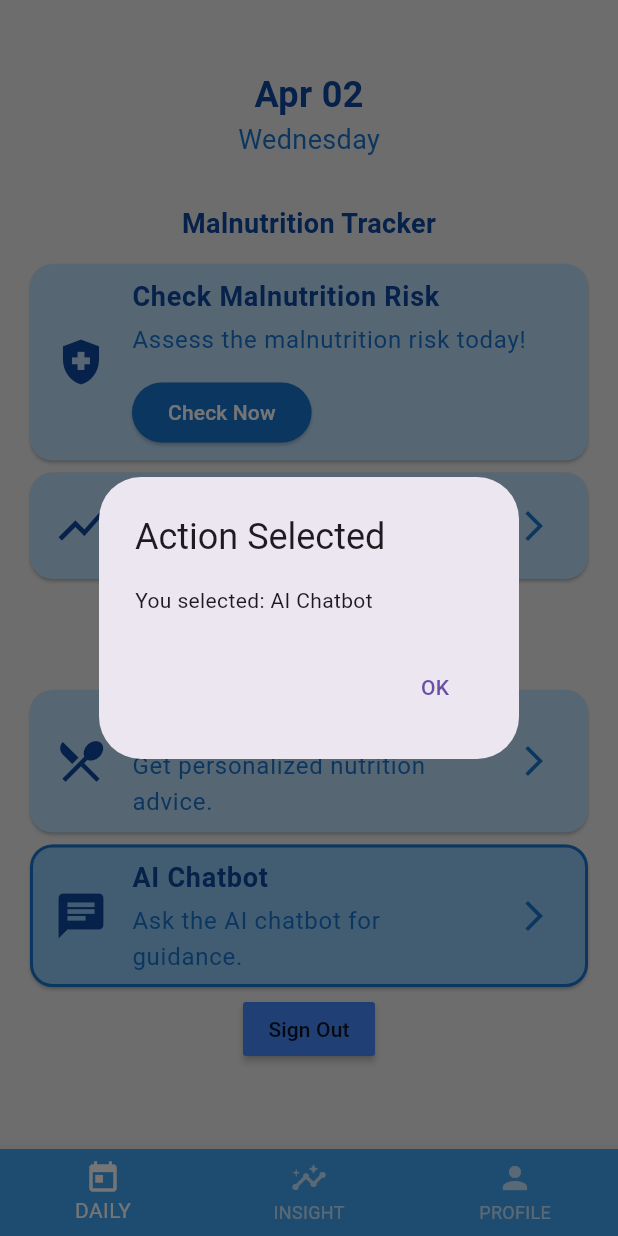
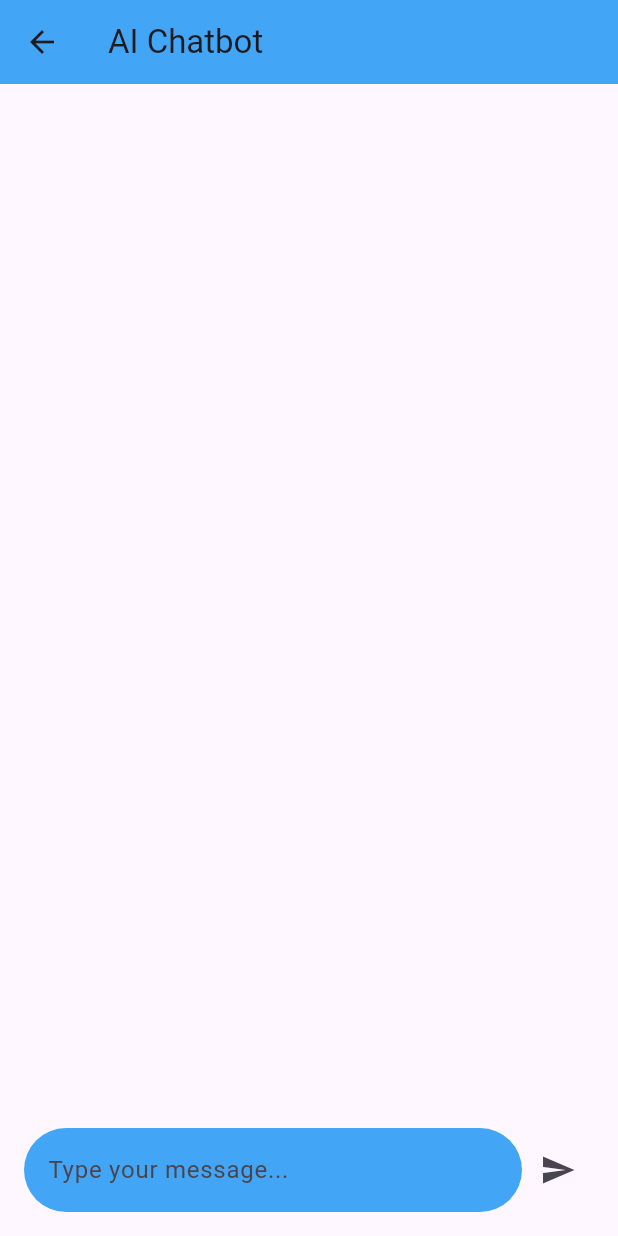
Before and after one commit to raakesh1415/malnutridetect, a Flutter app: the screen it shows once a user with an empty profile is signed in, after a tap on "AI Chatbot", on a phone screen of 412 x 824 dp. Run offline on Flutter 3.47's test engine with Material 3 defaults, Android fonts, the phone set to English and light mode, and no system bars; our stand-ins replace cloud_firestore, firebase_auth, firebase_core, fl_chart, google_fonts, pdf and 2 more; accounts and stored records are empty.

Commit message:
chatbot ui

```diff
--- /dev/null
+++ b/lib/chatbot/chatbotScreen.dart
@@ -0,0 +1,72 @@
+import 'package:flutter/material.dart';
+
+class ChatbotScreen extends StatefulWidget {
+  @override
+  _ChatbotScreenState createState() => _ChatbotScreenState();
+}
+
+class _ChatbotScreenState extends State<ChatbotScreen> {
+  TextEditingController _controller = TextEditingController();
+  List<String> messages = [];
+
+  void _sendMessage() {
+    if (_controller.text.isNotEmpty) {
+      setState(() {
+        messages.add("You: ${_controller.text}");
+        messages.add(
+          "Bot: ${_controller.text} (Response)",
+        ); // Simulated bot response
+      });
+      _controller.clear();
+    }
+  }
+
+  @override
+  Widget build(BuildContext context) {
+    return Scaffold(
+      appBar: AppBar(
+        title: Text("AI Chatbot"),
+        backgroundColor: Colors.blue[400],
+      ),
+      body: Padding(
+        padding: const EdgeInsets.all(16.0),
+        child: Column(
+          children: [
+            Expanded(
+              child: ListView.builder(
+                itemCount: messages.length,
+                itemBuilder: (context, index) {
+                  return Padding(
+                    padding: const EdgeInsets.symmetric(vertical: 4.0),
+                    child: Text(messages[index]),
+                  );
+                },
+              ),
+            ),
+            Row(
+              children: [
+                Expanded(
+                  child: TextField(
+                    controller: _controller,
+                    decoration: InputDecoration(
+                      hintText: "Type your message...",
+                      filled: true, // Enable filling the background
+                      fillColor:
+                          Colors.blue[400], // Set the background color here
+                      border: OutlineInputBorder(
+                        borderRadius: BorderRadius.circular(30),
+                        borderSide:
+                            BorderSide.none, // Remove border for a clean look
+                      ),
+                    ),
+                  ),
+                ),
+                IconButton(icon: Icon(Icons.send), onPressed: _sendMessage),
+              ],
+            ),
+          ],
+        ),
+      ),
+    );
+  }
+}
--- a/lib/home/home_page.dart
+++ b/lib/home/home_page.dart
@@ -4,6 +4,7 @@ import 'package:flutter/material.dart';
 import 'package:intl/intl.dart';
 import 'package:malnutridetect/graph/pricePoints.dart';
 import 'package:malnutridetect/graph/line_chart_screen.dart';
+import 'package:malnutridetect/chatbot/chatbotScreen.dart';
 
 class HomePage extends StatefulWidget {
   const HomePage({super.key});
@@ -125,8 +126,12 @@ class _HomePageState extends State<HomePage> {
               title: "AI Chatbot",
               subtitle: "Ask the AI chatbot for guidance.",
               onTap: () {
+                Navigator.push(
+                  context,
+                  MaterialPageRoute(builder: (context) => ChatbotScreen()),
+                );
                 // Perform action for "AI Chatbot"
-                _handleCardAction("AI Chatbot", 3);
+                //_handleCardAction("AI Chatbot", 3);
               },
             ),
             // SizedBox(height: 10),
```
